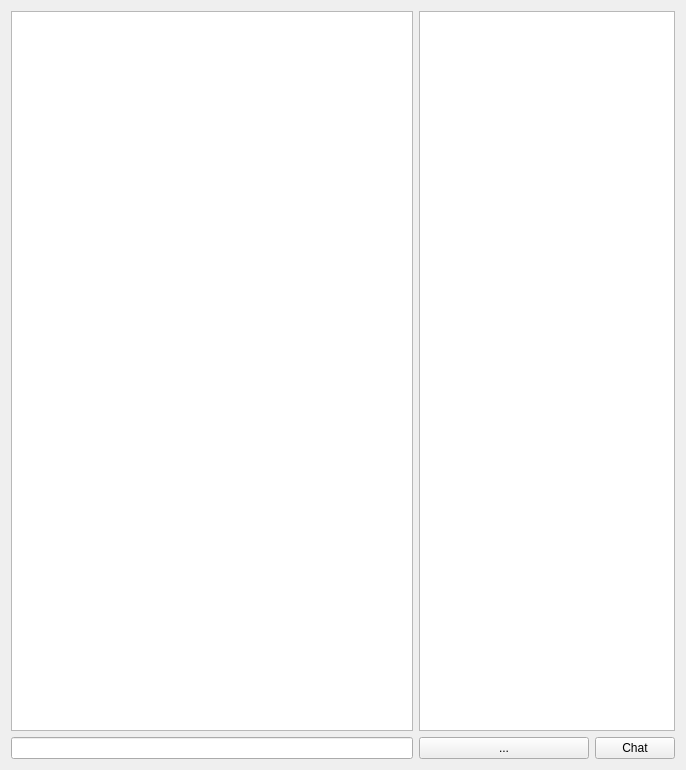
Above: Forms/ChannelWidget.ui from melalawi/OstrichChat before the change. Below: the same form after it.
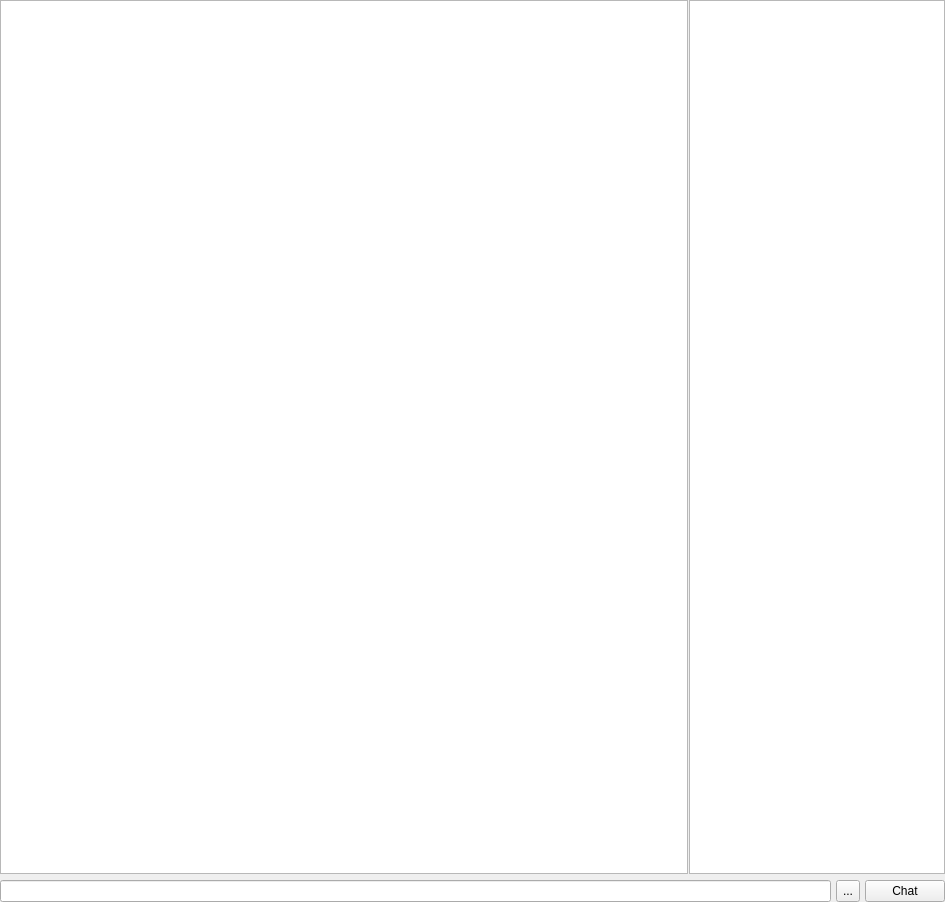
That is the form after the change.

```diff
--- a/Forms/ChannelWidget.ui
+++ b/Forms/ChannelWidget.ui
@@ -6,15 +6,58 @@
    <rect>
     <x>0</x>
     <y>0</y>
-    <width>686</width>
-    <height>770</height>
+    <width>945</width>
+    <height>902</height>
    </rect>
   </property>
   <property name="windowTitle">
    <string>Form</string>
   </property>
   <layout class="QGridLayout" name="gridLayout">
+   <property name="leftMargin">
+    <number>0</number>
+   </property>
+   <property name="topMargin">
+    <number>0</number>
+   </property>
+   <property name="rightMargin">
+    <number>0</number>
+   </property>
+   <property name="bottomMargin">
+    <number>0</number>
+   </property>
+   <property name="spacing">
+    <number>0</number>
+   </property>
+   <item row="0" column="1">
+    <widget class="QWidget" name="centralGridLayout" native="true">
+     <layout class="QGridLayout" name="centralGridLayout_2">
+      <property name="leftMargin">
+       <number>0</number>
+      </property>
+      <property name="topMargin">
+       <number>0</number>
+      </property>
+      <property name="rightMargin">
+       <number>0</number>
+      </property>
+      <property name="bottomMargin">
+       <number>0</number>
+      </property>
+      <property name="spacing">
+       <number>0</number>
+      </property>
    <item row="0" column="0">
+       <layout class="QVBoxLayout" name="verticalLayout">
+        <property name="spacing">
+         <number>6</number>
+        </property>
+        <item>
+         <layout class="QHBoxLayout" name="horizontalLayoutTop">
+          <property name="spacing">
+           <number>1</number>
+          </property>
+          <item>
     <widget class="QTextBrowser" name="chatLines">
      <property name="sizePolicy">
       <sizepolicy hsizetype="MinimumExpanding" vsizetype="MinimumExpanding">
@@ -24,20 +67,24 @@
      </property>
     </widget>
    </item>
-   <item row="1" column="2">
-    <widget class="QPushButton" name="chatSubmitButton">
+          <item>
+           <widget class="QTextBrowser" name="userList">
      <property name="sizePolicy">
-      <sizepolicy hsizetype="Fixed" vsizetype="Fixed">
+             <sizepolicy hsizetype="Preferred" vsizetype="Minimum">
        <horstretch>0</horstretch>
        <verstretch>0</verstretch>
       </sizepolicy>
      </property>
-     <property name="text">
-      <string>Chat</string>
-     </property>
-    </widget>
-   </item>
-   <item row="1" column="0">
+           </widget>
+          </item>
+         </layout>
+        </item>
+        <item>
+         <layout class="QHBoxLayout" name="horizontalLayoutBottom">
+          <property name="spacing">
+           <number>5</number>
+          </property>
+          <item>
     <widget class="QLineEdit" name="chatTextArea">
      <property name="sizePolicy">
       <sizepolicy hsizetype="MinimumExpanding" vsizetype="Fixed">
@@ -47,8 +94,8 @@
      </property>
     </widget>
    </item>
-   <item row="1" column="1">
-    <widget class="QToolButton" name="toolButton">
+          <item>
+           <widget class="QToolButton" name="emoteButton">
      <property name="sizePolicy">
       <sizepolicy hsizetype="Preferred" vsizetype="Preferred">
        <horstretch>0</horstretch>
@@ -60,14 +107,24 @@
      </property>
     </widget>
    </item>
-   <item row="0" column="1" colspan="2">
-    <widget class="QTextBrowser" name="userList">
+          <item>
+           <widget class="QPushButton" name="chatSubmitButton">
      <property name="sizePolicy">
-      <sizepolicy hsizetype="Preferred" vsizetype="Minimum">
+             <sizepolicy hsizetype="Fixed" vsizetype="Fixed">
        <horstretch>0</horstretch>
        <verstretch>0</verstretch>
       </sizepolicy>
      </property>
+            <property name="text">
+             <string>Chat</string>
+            </property>
+           </widget>
+          </item>
+         </layout>
+        </item>
+       </layout>
+      </item>
+     </layout>
     </widget>
    </item>
   </layout>
```
Lines whose indentation alone changed are shown as unchanged.
